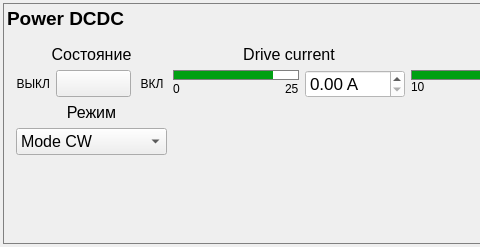
bulkanul/EVO_YFL_1064_GUI_coherent2, file dc_panel.ui: the form before one commit; both pictures show x 0 to 480 and y 0 to 247 of the 894 by 247 pixel window.
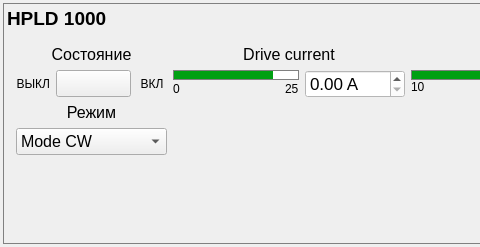
The form after the commit. Icons and pictures are not drawn. Custom widgets are drawn as their Qt base class.

Patch:
```diff
--- a/dc_panel.ui
+++ b/dc_panel.ui
@@ -63,7 +63,7 @@
            </font>
           </property>
           <property name="text">
-           <string>Power DCDC</string>
+           <string>HPLD 1000</string>
           </property>
          </widget>
         </item>
```
